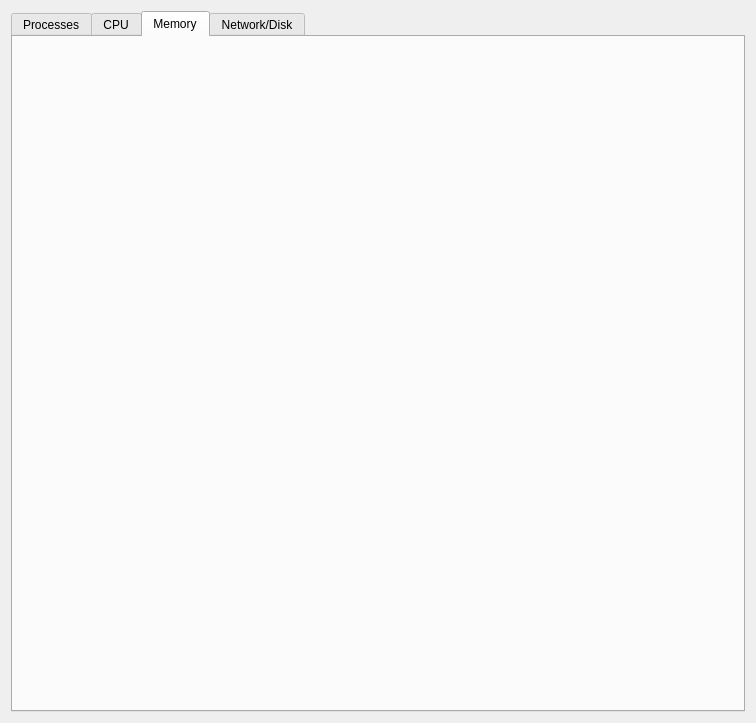
Before: the Qt Designer form UI/task_manager.ui in bhatnitish1998/SL_Task_Manager, drawn with Qt 5.
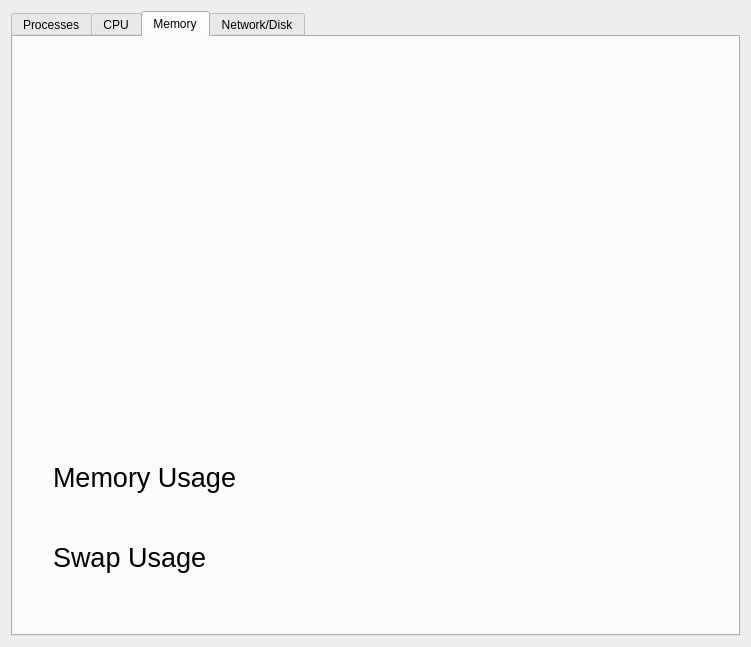
After: the same form once the commit is applied. The open tabs and pages were chosen to show the change.

Commit message: added basic memory graph

Patch:
```diff
--- a/UI/task_manager.ui
+++ b/UI/task_manager.ui
@@ -6,8 +6,8 @@
    <rect>
     <x>0</x>
     <y>0</y>
-    <width>756</width>
-    <height>723</height>
+    <width>751</width>
+    <height>647</height>
    </rect>
   </property>
   <property name="windowTitle">
@@ -126,6 +126,53 @@
       <attribute name="title">
        <string>Memory</string>
       </attribute>
+      <widget class="QWidget" name="horizontalLayoutWidget">
+       <property name="geometry">
+        <rect>
+         <x>30</x>
+         <y>20</y>
+         <width>671</width>
+         <height>351</height>
+        </rect>
+       </property>
+       <layout class="QHBoxLayout" name="hbox_mem_graph"/>
+      </widget>
+      <widget class="QLabel" name="label_mem_usage">
+       <property name="geometry">
+        <rect>
+         <x>40</x>
+         <y>420</y>
+         <width>671</width>
+         <height>41</height>
+        </rect>
+       </property>
+       <property name="font">
+        <font>
+         <pointsize>20</pointsize>
+        </font>
+       </property>
+       <property name="text">
+        <string>Memory Usage</string>
+       </property>
+      </widget>
+      <widget class="QLabel" name="label_swap_usage">
+       <property name="geometry">
+        <rect>
+         <x>40</x>
+         <y>500</y>
+         <width>671</width>
+         <height>41</height>
+        </rect>
+       </property>
+       <property name="font">
+        <font>
+         <pointsize>20</pointsize>
+        </font>
+       </property>
+       <property name="text">
+        <string>Swap Usage</string>
+       </property>
+      </widget>
      </widget>
      <widget class="QWidget" name="tab_network">
       <attribute name="title">
```
Left out of the diff: 8 changed lines with no effect on the pictures. The commit also changes 5 other files.
